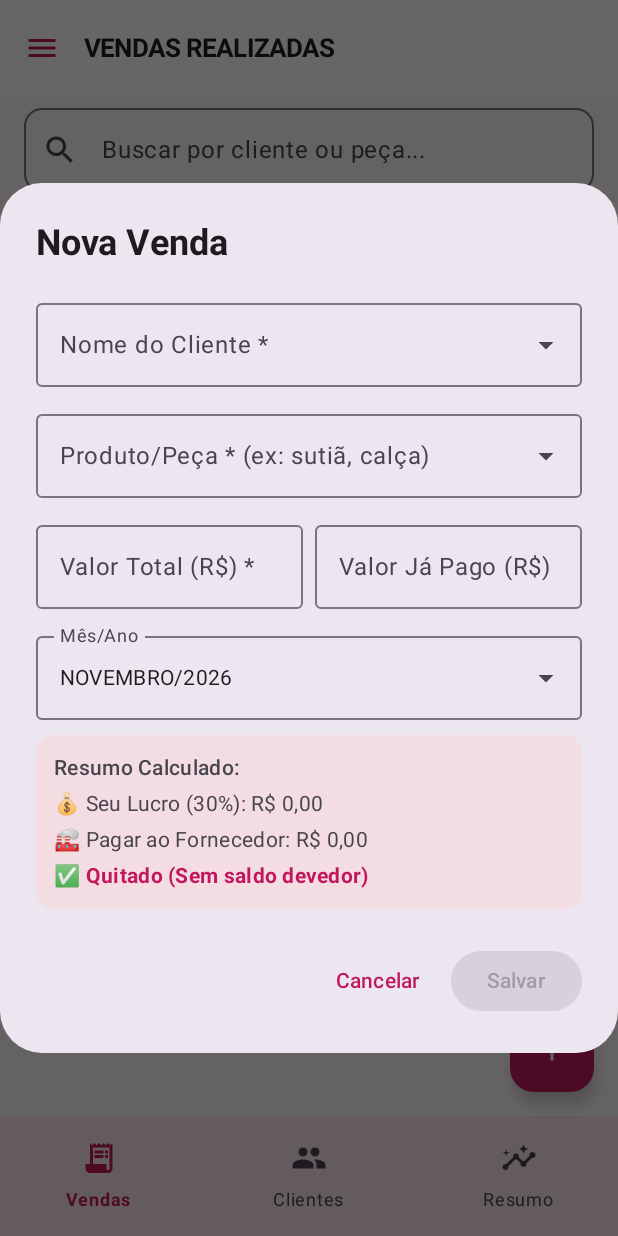
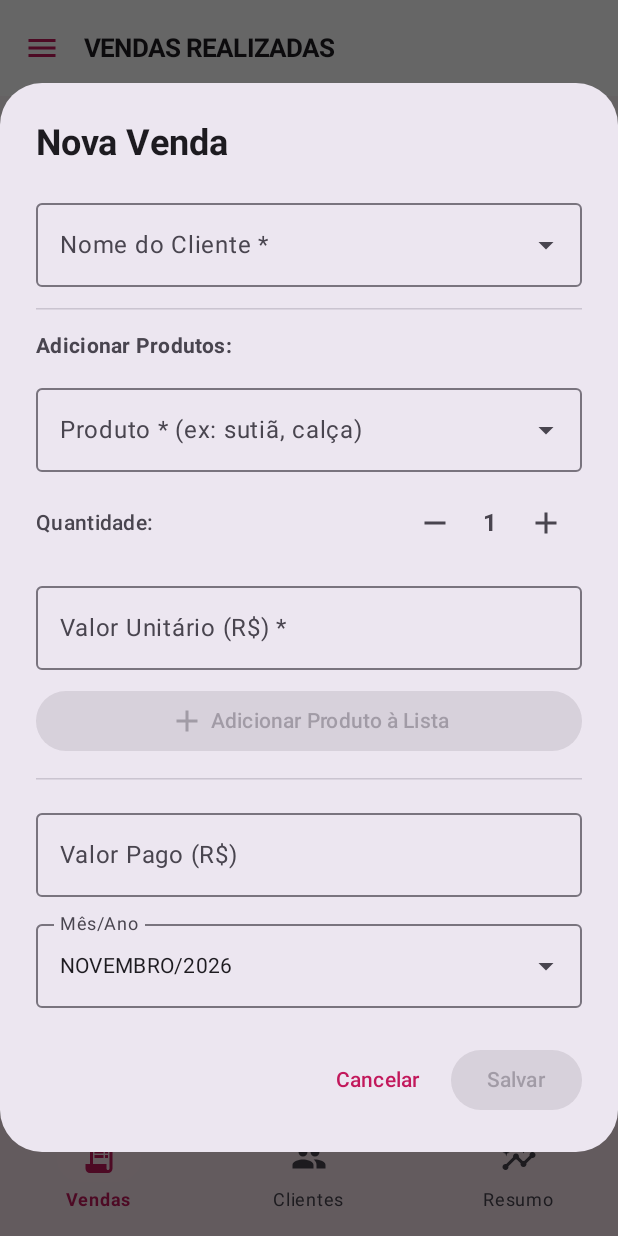
Before and after one commit to marcomkx/ControleVendasApp, an Android app built with Jetpack Compose: the screen it shows after launch (MainActivity), after a tap on "Nova Venda", on a phone screen of 412 x 824 dp. Run offline under Robolectric (Android 15) with nearby library versions, the phone set to English and light mode, and no system bars; our stand-ins replace Room's generated code.

Commit message:
Versão 1.3: atualização de versão, tela de abertura com logo e melhorias em nova venda e cobrança

```diff
--- a/app/build.gradle.kts
+++ b/app/build.gradle.kts
@@ -13,8 +13,8 @@ android {
         applicationId = "com.controlevendas.app"
         minSdk = 26
         targetSdk = 35
-        versionCode = 3
-        versionName = "1.2"
+        versionCode = 4
+        versionName = "1.3"
 
         testInstrumentationRunner = "androidx.test.runner.AndroidJUnitRunner"
     }
--- a/app/src/main/java/com/controlevendas/app/MainActivity.kt
+++ b/app/src/main/java/com/controlevendas/app/MainActivity.kt
@@ -13,6 +13,8 @@ import androidx.compose.foundation.clickable
 import androidx.compose.foundation.layout.*
 import androidx.compose.foundation.lazy.LazyColumn
 import androidx.compose.animation.core.animateFloatAsState
+import androidx.compose.foundation.Image
+import androidx.compose.foundation.background
 import androidx.compose.foundation.lazy.items
 import androidx.compose.foundation.pager.HorizontalPager
 import androidx.compose.foundation.pager.rememberPagerState
@@ -40,6 +42,8 @@ import androidx.compose.ui.platform.LocalContext
 import androidx.compose.ui.text.font.FontWeight
 import androidx.compose.ui.unit.dp
 import androidx.compose.ui.unit.sp
+import androidx.compose.ui.res.painterResource
+import kotlinx.coroutines.delay
 import kotlinx.coroutines.launch
 import com.controlevendas.app.data.database.AppDatabase
 import com.controlevendas.app.data.model.Venda
@@ -72,12 +76,29 @@ class MainActivity : ComponentActivity() {
             val context = LocalContext.current
             val modoTema by viewModel.modoTema.collectAsState()
 
+            var showSplash by remember { mutableStateOf(true) }
             LaunchedEffect(Unit) {
+                delay(1500L)
+                showSplash = false
                 viewModel.inicializarTema(context)
                 viewModel.verificarAtualizacao(context)
             }
 
-            ControleVendasTheme(modoTema = modoTema) {
+            if (showSplash) {
+                Box(
+                    modifier = Modifier
+                        .fillMaxSize()
+                        .background(Color(0xFFFAF0E8)),
+                    contentAlignment = Alignment.Center
+                ) {
+                    Image(
+                        painter = painterResource(id = R.drawable.cris_logo),
+                        contentDescription = "Logo Abertura",
+                        modifier = Modifier.size(260.dp)
+                    )
+                }
+            } else {
+                ControleVendasTheme(modoTema = modoTema) {
                 var abaSelecionada by remember { mutableIntStateOf(0) } // 0: Vendas, 1: Clientes, 2: Resumo
                 val pagerState = rememberPagerState(initialPage = abaSelecionada, pageCount = { 3 })
                 LaunchedEffect(pagerState.currentPage) {
@@ -274,7 +295,7 @@ class MainActivity : ComponentActivity() {
                                         HorizontalDivider(color = MaterialTheme.colorScheme.onSecondaryContainer.copy(alpha = 0.2f))
                                         NavigationDrawerItem(
                                             icon = { Icon(Icons.Default.Group, contentDescription = null, tint = MaterialTheme.colorScheme.onSecondaryContainer) },
-                                            label = { Text("Gerenciar Clientes e Peças", fontSize = 13.sp, color = MaterialTheme.colorScheme.onSecondaryContainer) },
+                                            label = { Text("Gerenciar Clientes e Produtos", fontSize = 13.sp, color = MaterialTheme.colorScheme.onSecondaryContainer) },
                                             selected = false,
                                             onClick = {
                                                 coroutineScope.launch { drawerState.close() }
@@ -415,8 +436,8 @@ class MainActivity : ComponentActivity() {
                                 showNovaVendaDialog = false
                                 vendaEditando = null
                             },
-                            onSalvar = { venda ->
-                                viewModel.salvarVenda(venda)
+                            onSalvar = { vendas ->
+                                vendas.forEach { viewModel.salvarVenda(it) }
                                 showNovaVendaDialog = false
                                 vendaEditando = null
                             }
@@ -674,6 +695,7 @@ class MainActivity : ComponentActivity() {
                     }
                 }
             }
+          }
         }
     }
 }
--- a/app/src/main/java/com/controlevendas/app/ui/components/NovaVendaDialog.kt
+++ b/app/src/main/java/com/controlevendas/app/ui/components/NovaVendaDialog.kt
@@ -3,19 +3,35 @@ package com.controlevendas.app.ui.components
 import androidx.compose.foundation.clickable
 import androidx.compose.foundation.layout.*
 import androidx.compose.foundation.rememberScrollState
+import androidx.compose.foundation.shape.RoundedCornerShape
 import androidx.compose.foundation.text.KeyboardOptions
 import androidx.compose.foundation.verticalScroll
+import androidx.compose.material.icons.Icons
+import androidx.compose.material.icons.filled.Add
+import androidx.compose.material.icons.filled.DeleteOutline
+import androidx.compose.material.icons.filled.Remove
 import androidx.compose.material3.*
 import androidx.compose.runtime.*
+import androidx.compose.ui.Alignment
 import androidx.compose.ui.Modifier
+import androidx.compose.ui.graphics.Color
 import androidx.compose.ui.text.font.FontWeight
 import androidx.compose.ui.text.input.KeyboardType
 import androidx.compose.ui.unit.dp
+import androidx.compose.ui.unit.sp
 import com.controlevendas.app.data.model.Venda
 import java.text.NumberFormat
 import java.text.SimpleDateFormat
 import java.util.Date
 import java.util.Locale
+
+data class ItemVendaTemp(
+    val produto: String,
+    val quantidade: Int,
+    val valorUnitario: Double
+) {
+    val valorTotal: Double get() = quantidade * valorUnitario
+}
 
 @OptIn(ExperimentalMaterial3Api::class)
 @Composable
@@ -26,9 +42,8 @@ fun NovaVendaDialog(
     sugestoesProdutos: List<String> = emptyList(),
     sugestoesMeses: List<String> = emptyList(),
     onDismiss: () -> Unit,
-    onSalvar: (Venda) -> Unit
+    onSalvar: (List<Venda>) -> Unit
 ) {
-    // Calcula automaticamente o mês e ano atual do celular (ex: "NOVEMBRO/2026")
     val mesAtualCelular = remember {
         val sdf = SimpleDateFormat("MMMM/yyyy", Locale("pt", "BR"))
         sdf.format(Date()).uppercase()
@@ -41,20 +56,30 @@ fun NovaVendaDialog(
     }
 
     var cliente by remember { mutableStateOf(vendaEditando?.cliente ?: "") }
-    var produto by remember { mutableStateOf(vendaEditando?.produto ?: "") }
-    var valorPecaStr by remember {
-        mutableStateOf(
-            vendaEditando?.valorPeca?.let { if (it > 0) String.format(Locale("pt", "BR"), "%.2f", it).replace(".", ",") else "" } ?: ""
-        )
-    }
+    var mesReferencia by remember { mutableStateOf(mesInicial) }
     var valorPagoStr by remember {
         mutableStateOf(
             vendaEditando?.valorPago?.let { if (it > 0) String.format(Locale("pt", "BR"), "%.2f", it).replace(".", ",") else "" } ?: ""
         )
     }
-    var mesReferencia by remember { mutableStateOf(mesInicial) }
 
-    // Estados para controle de exibição do autocomplete
+    // Current item inputs
+    var produtoAtual by remember { mutableStateOf(vendaEditando?.produto ?: "") }
+    var quantidadeAtual by remember { mutableIntStateOf(1) }
+    var valorUnitarioStr by remember {
+        mutableStateOf(
+            vendaEditando?.valorPeca?.let { if (it > 0) String.format(Locale("pt", "BR"), "%.2f", it).replace(".", ",") else "" } ?: ""
+        )
+    }
+
+    // Cart of items
+    var itensCarrinho by remember {
+        mutableStateOf(
+            if (vendaEditando != null) listOf(ItemVendaTemp(vendaEditando.produto, 1, vendaEditando.valorPeca))
+            else emptyList()
+        )
+    }
+
     var expandedCliente by remember { mutableStateOf(false) }
     var expandedProduto by remember { mutableStateOf(false) }
     var expandedMes by remember { mutableStateOf(false) }
@@ -67,28 +92,25 @@ fun NovaVendaDialog(
         }
     }
 
-    val sugestoesProdutosFiltradas = remember(produto, sugestoesProdutos) {
-        if (produto.isBlank()) {
+    val sugestoesProdutosFiltradas = remember(produtoAtual, sugestoesProdutos) {
+        if (produtoAtual.isBlank()) {
             sugestoesProdutos.take(6)
         } else {
-            sugestoesProdutos.filter { it.contains(produto, ignoreCase = true) && !it.equals(produto, ignoreCase = true) }.take(6)
+            sugestoesProdutos.filter { it.contains(produtoAtual, ignoreCase = true) && !it.equals(produtoAtual, ignoreCase = true) }.take(6)
         }
     }
 
-    // Lista de sugestões de mês: inclui o mês atual do celular + meses que já existem no banco
     val listaSugestoesMeses = remember(sugestoesMeses, mesAtualCelular) {
         val set = linkedSetOf(mesAtualCelular)
         set.addAll(sugestoesMeses)
         set.toList()
     }
 
-    val valorPeca = valorPecaStr.replace(",", ".").toDoubleOrNull() ?: 0.0
+    val valorTotalGeral = itensCarrinho.sumOf { it.valorTotal }
     val valorPago = valorPagoStr.replace(",", ".").toDoubleOrNull() ?: 0.0
     val margem = 30.0
 
-    val lucro = valorPeca * (margem / 100.0)
-    val fornecedor = (valorPeca - lucro).coerceAtLeast(0.0)
-    val saldoDevedor = (valorPeca - valorPago).coerceAtLeast(0.0)
+
 
     val formatador = NumberFormat.getCurrencyInstance(Locale("pt", "BR"))
 
@@ -145,6 +167,9 @@ fun NovaVendaDialog(
                     }
                 }
 
+                HorizontalDivider(modifier = Modifier.padding(vertical = 4.dp))
+                Text("Adicionar Produtos:", fontWeight = FontWeight.Bold, fontSize = 14.sp)
+
                 // Campo Produto com Auto-completar
                 ExposedDropdownMenuBox(
                     expanded = expandedProduto && sugestoesProdutosFiltradas.isNotEmpty(),
@@ -152,12 +177,12 @@ fun NovaVendaDialog(
                     modifier = Modifier.fillMaxWidth()
                 ) {
                     OutlinedTextField(
-                        value = produto,
+                        value = produtoAtual,
                         onValueChange = {
-                            produto = it
+                            produtoAtual = it
                             expandedProduto = true
                         },
-                        label = { Text("Produto/Peça * (ex: sutiã, calça)") },
+                        label = { Text("Produto * (ex: sutiã, calça)") },
                         modifier = Modifier
                             .fillMaxWidth()
                             .menuAnchor(),
@@ -175,7 +200,7 @@ fun NovaVendaDialog(
                             DropdownMenuItem(
                                 text = { Text(sugestao) },
                                 onClick = {
-                                    produto = sugestao
+                                    produtoAtual = sugestao
                                     expandedProduto = false
                                 }
                             )
@@ -183,27 +208,103 @@ fun NovaVendaDialog(
                     }
                 }
 
-                Row(modifier = Modifier.fillMaxWidth(), horizontalArrangement = Arrangement.spacedBy(8.dp)) {
+                Row(
+                    modifier = Modifier.fillMaxWidth(),
+                    horizontalArrangement = Arrangement.SpaceBetween,
+                    verticalAlignment = Alignment.CenterVertically
+                ) {
+                    Text("Quantidade:", fontSize = 14.sp, fontWeight = FontWeight.Medium)
+                    Row(verticalAlignment = Alignment.CenterVertically) {
+                        IconButton(onClick = { if (quantidadeAtual > 1) quantidadeAtual-- }) {
+                            Icon(Icons.Default.Remove, contentDescription = "Menos")
+                        }
+                        Text(
+                            text = "$quantidadeAtual",
+                            fontWeight = FontWeight.Bold,
+                            fontSize = 16.sp,
+                            modifier = Modifier.padding(horizontal = 8.dp)
+                        )
+                        IconButton(onClick = { quantidadeAtual++ }) {
+                            Icon(Icons.Default.Add, contentDescription = "Mais")
+                        }
+                    }
+                }
+
                 OutlinedTextField(
-                        value = valorPecaStr,
-                        onValueChange = { valorPecaStr = it },
-                        label = { Text("Valor Total (R$) *") },
+                    value = valorUnitarioStr,
+                    onValueChange = { valorUnitarioStr = it },
+                    label = { Text("Valor Unitário (R$) *") },
                     keyboardOptions = KeyboardOptions(keyboardType = KeyboardType.Decimal),
-                        modifier = Modifier.weight(1f),
+                    modifier = Modifier.fillMaxWidth(),
                     singleLine = true
                 )
+
+                Button(
+                    onClick = {
+                        val valUnit = valorUnitarioStr.replace(",", ".").toDoubleOrNull() ?: 0.0
+                        if (produtoAtual.isNotBlank() && valUnit > 0 && quantidadeAtual > 0) {
+                            val nomeProd = if (quantidadeAtual > 1) "${produtoAtual.trim()} (x$quantidadeAtual)" else produtoAtual.trim()
+                            itensCarrinho = itensCarrinho + ItemVendaTemp(nomeProd, quantidadeAtual, valUnit)
+                            produtoAtual = ""
+                            quantidadeAtual = 1
+                            valorUnitarioStr = ""
+                        }
+                    },
+                    enabled = produtoAtual.isNotBlank() && (valorUnitarioStr.replace(",", ".").toDoubleOrNull() ?: 0.0) > 0,
+                    modifier = Modifier.fillMaxWidth(),
+                    colors = ButtonDefaults.buttonColors(containerColor = MaterialTheme.colorScheme.secondary)
+                ) {
+                    Icon(Icons.Default.Add, contentDescription = null)
+                    Spacer(modifier = Modifier.width(4.dp))
+                    Text("Adicionar Produto à Lista")
+                }
+
+                if (itensCarrinho.isNotEmpty()) {
+                    Text("Produtos na Venda (${itensCarrinho.size}):", fontWeight = FontWeight.SemiBold, fontSize = 13.sp)
+                    Column(verticalArrangement = Arrangement.spacedBy(4.dp)) {
+                        itensCarrinho.forEachIndexed { index, item ->
+                            Card(
+                                colors = CardDefaults.cardColors(containerColor = MaterialTheme.colorScheme.surfaceVariant),
+                                shape = RoundedCornerShape(8.dp),
+                                modifier = Modifier.fillMaxWidth()
+                            ) {
+                                Row(
+                                    modifier = Modifier
+                                        .fillMaxWidth()
+                                        .padding(horizontal = 12.dp, vertical = 8.dp),
+                                    horizontalArrangement = Arrangement.SpaceBetween,
+                                    verticalAlignment = Alignment.CenterVertically
+                                ) {
+                                    Column(modifier = Modifier.weight(1f)) {
+                                        Text(item.produto, fontWeight = FontWeight.Medium, fontSize = 14.sp)
+                                        Text("Total: ${formatador.format(item.valorTotal)}", fontSize = 12.sp, color = Color.Gray)
+                                    }
+                                    IconButton(
+                                        onClick = {
+                                            itensCarrinho = itensCarrinho.filterIndexed { i, _ -> i != index }
+                                        },
+                                        modifier = Modifier.size(28.dp)
+                                    ) {
+                                        Icon(Icons.Default.DeleteOutline, contentDescription = "Remover", tint = MaterialTheme.colorScheme.error)
+                                    }
+                                }
+                            }
+                        }
+                    }
+                }
+
+                HorizontalDivider(modifier = Modifier.padding(vertical = 4.dp))
 
                 OutlinedTextField(
                     value = valorPagoStr,
                     onValueChange = { valorPagoStr = it },
-                        label = { Text("Valor Já Pago (R$)") },
+                    label = { Text("Valor Pago (R$)") },
                     keyboardOptions = KeyboardOptions(keyboardType = KeyboardType.Decimal),
-                        modifier = Modifier.weight(1f),
+                    modifier = Modifier.fillMaxWidth(),
                     singleLine = true
                 )
-                }
 
-                // Campo Mês com Auto-completar e detecção automática
+                // Campo Mês com Auto-completar
                 ExposedDropdownMenuBox(
                     expanded = expandedMes,
                     onExpandedChange = { expandedMes = it },
@@ -242,49 +343,44 @@ fun NovaVendaDialog(
                         }
                     }
                 }
-
-                Card(
-                    colors = CardDefaults.cardColors(
-                        containerColor = MaterialTheme.colorScheme.surfaceVariant
-                    ),
-                    modifier = Modifier.fillMaxWidth()
-                ) {
-                    Column(modifier = Modifier.padding(12.dp), verticalArrangement = Arrangement.spacedBy(4.dp)) {
-                        Text("Resumo Calculado:", fontWeight = FontWeight.SemiBold, style = MaterialTheme.typography.bodyMedium)
-                        Text("💰 Seu Lucro (${margem.toInt()}%): ${formatador.format(lucro)}")
-                        Text("🏭 Pagar ao Fornecedor: ${formatador.format(fornecedor)}")
-                        Text(
-                            text = if (saldoDevedor <= 0.001) "✅ Quitado (Sem saldo devedor)" else "⏳ Saldo Devedor: ${formatador.format(saldoDevedor)}",
-                            fontWeight = FontWeight.Bold,
-                            color = if (saldoDevedor <= 0.001) MaterialTheme.colorScheme.primary else MaterialTheme.colorScheme.error
-                        )
-                    }
-                }
             }
         },
         confirmButton = {
             Button(
                 onClick = {
-                    if (cliente.isNotBlank() && produto.isNotBlank() && valorPeca > 0) {
-                        val venda = (vendaEditando ?: Venda(
+                    if (cliente.isNotBlank() && itensCarrinho.isNotEmpty()) {
+                        var pagoRestante = valorPago
+                        val vendasASalvar = itensCarrinho.map { item ->
+                            val vTotal = item.valorTotal
+                            val vPagoItem = if (pagoRestante >= vTotal) {
+                                pagoRestante -= vTotal
+                                vTotal
+                            } else {
+                                val p = pagoRestante
+                                pagoRestante = 0.0
+                                p
+                            }
+                            val sDevedor = (vTotal - vPagoItem).coerceAtLeast(0.0)
+                            (vendaEditando ?: Venda(
                                 cliente = cliente.trim(),
-                            produto = produto.trim(),
-                            valorPeca = valorPeca
+                                produto = item.produto,
+                                valorPeca = vTotal
                             )).copy(
                                 cliente = cliente.trim(),
-                            produto = produto.trim(),
-                            valorPeca = valorPeca,
-                            valorPago = valorPago,
-                            saldoDevedor = saldoDevedor,
+                                produto = item.produto,
+                                valorPeca = vTotal,
+                                valorPago = vPagoItem,
+                                saldoDevedor = sDevedor,
                                 margemLucroPercentual = margem,
-                            lucro = lucro,
+                                lucro = vTotal * (margem / 100.0),
                                 mesReferencia = mesReferencia.trim().uppercase(),
-                            status = if (saldoDevedor <= 0.001) "Quitado" else "Pendente"
+                                status = if (sDevedor <= 0.001) "Quitado" else "Pendente"
                             )
-                        onSalvar(venda)
+                        }
+                        onSalvar(vendasASalvar)
                     }
                 },
-                enabled = cliente.isNotBlank() && produto.isNotBlank() && valorPeca > 0
+                enabled = cliente.isNotBlank() && itensCarrinho.isNotEmpty()
             ) {
                 Text("Salvar")
             }
--- a/app/src/main/java/com/controlevendas/app/ui/screens/ClientesScreen.kt
+++ b/app/src/main/java/com/controlevendas/app/ui/screens/ClientesScreen.kt
@@ -157,11 +157,13 @@ fun ClientesScreen(viewModel: VendasViewModel) {
                         cliente = clienteResumo,
                         formatador = formatador,
                         onCobrarTudo = {
-                            val pecas = clienteResumo.vendas.filter { !it.isQuitado }.map { "${it.produto} (${formatador.format(it.saldoDevedor)})" }
+                            val vendasPendentes = clienteResumo.vendas.filter { !it.isQuitado }
+                            val pecas = vendasPendentes.map { "${it.produto} - ${formatador.format(it.valorPeca)}" }
+                            val totalOriginal = vendasPendentes.sumOf { it.valorPeca }
                             viewModel.cobrarWhatsApp(
                                 context = context,
                                 cliente = clienteResumo.nome,
-                                valorPendente = clienteResumo.saldoDevedor,
+                                valorPendente = totalOriginal,
                                 itens = pecas
                             )
                         },
--- a/app/src/main/java/com/controlevendas/app/ui/viewmodel/VendasViewModel.kt
+++ b/app/src/main/java/com/controlevendas/app/ui/viewmodel/VendasViewModel.kt
@@ -404,12 +404,12 @@ class VendasViewModel(private val repository: VendaRepository) : ViewModel() {
         val valorFormatado = formatador.format(valorPendente)
 
         val detalheItens = if (itens.isNotEmpty()) {
-            "\nReferente às peças: " + itens.joinToString(", ")
+            "\nItens:\n" + itens.joinToString("\n") { "• $it" }
         } else ""
 
         val mensagem = """
             Olá $cliente, tudo bem? 😊
-            Passando para lembrar do seu saldo pendente de $valorFormatado$detalheItens.
+            Passando para lembrar do seu saldo pendente de $valorFormatado.$detalheItens
             Se já fez o pagamento, por favor desconsidere! Qualquer dúvida me avise. Obrigado(a)! ❤️
         """.trimIndent()
 
--- a/gradle/libs.versions.toml
+++ b/gradle/libs.versions.toml
@@ -1,5 +1,5 @@
 [versions]
-agp = "8.13.2"
+agp = "9.5.2"
 kotlin = "2.2.10"
 coreKtx = "1.15.0"
 lifecycleRuntimeKtx = "2.8.7"
```
Also changed, not shown: app/src/main/java/com/controlevendas/app/ui/components/GerenciarClientesProdutosDialog.kt (+4 -4 lines), app/src/main/java/com/controlevendas/app/ui/screens/DashboardScreen.kt (+48 -45 lines), app/src/main/res/drawable/cris_logo.png (added), gradle/wrapper/gradle-wrapper.properties. Lines whose indentation alone changed are shown as unchanged.
